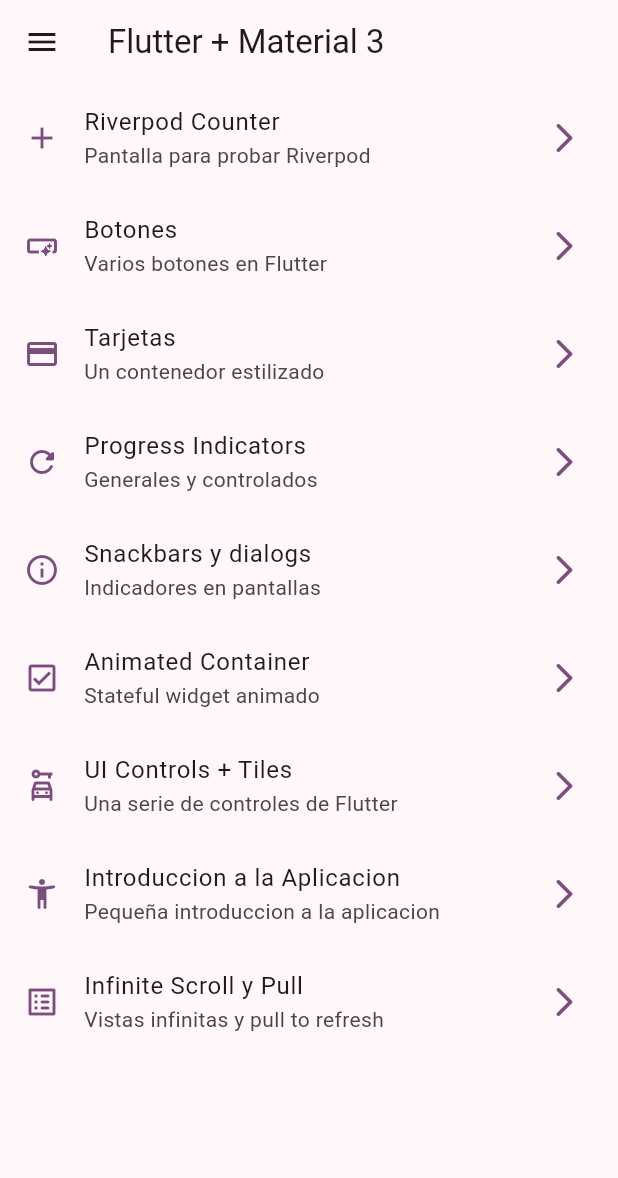
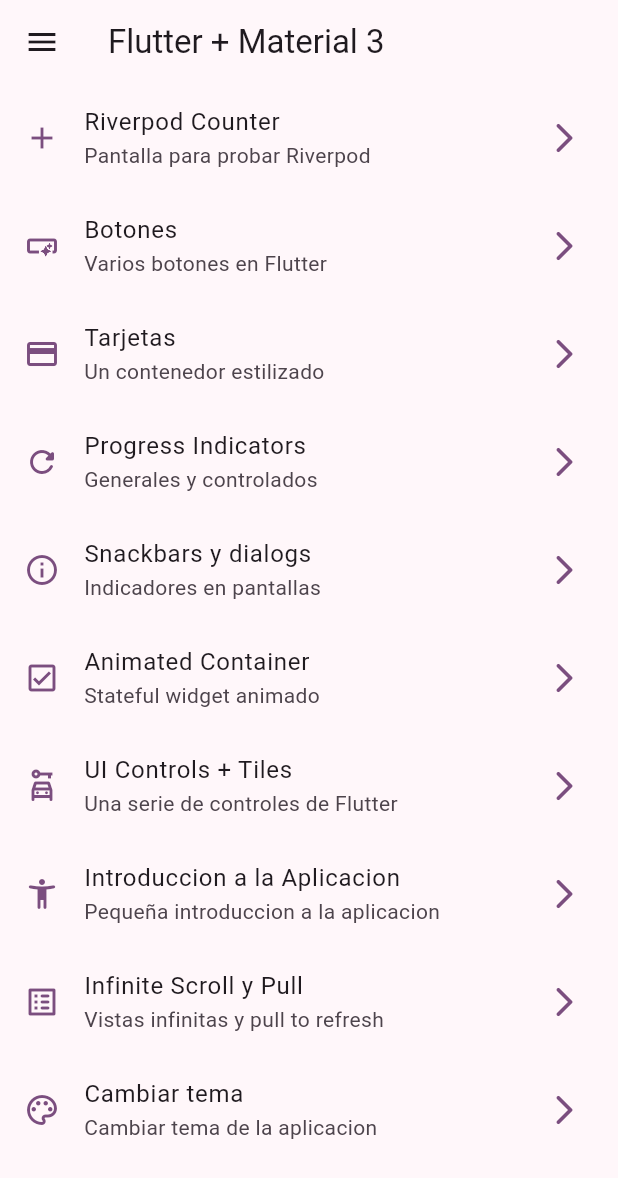
Before and after one commit to RosaLeaveMeAlone/widgets_app, a Flutter app: the screen it shows after launch, on a phone screen of 412 x 824 dp. Shown: the top 1178 px of the screen. Run offline on Flutter 3.47's test engine with Material 3 defaults, Android fonts, the phone set to English and light mode, and no system bars; our stand-ins replace animate_do, flutter_riverpod, go_router.

Commit message:
Seccion 11 Pantalla para cambiar colores

```diff
--- a/lib/config/menu/menu_items.dart
+++ b/lib/config/menu/menu_items.dart
@@ -72,4 +72,10 @@ const appMenuItems = <MenuItem>[
     link: '/infinite',
     icon: Icons.list_alt_rounded
     ),
+  MenuItem(
+    title: 'Cambiar tema',
+    subTitle: 'Cambiar tema de la aplicacion',
+    link: '/theme-changer',
+    icon: Icons.color_lens_outlined
+    ),
 ];
--- a/lib/config/router/app_router.dart
+++ b/lib/config/router/app_router.dart
@@ -1,5 +1,6 @@
 import 'package:go_router/go_router.dart';
 import 'package:widgets_app/presentation/screens/screens.dart';
+import 'package:widgets_app/presentation/screens/theme_changer/theme_changer_screen.dart';
 
 // GoRouter configuration
 final appRouter = GoRouter(
@@ -55,5 +56,10 @@ final appRouter = GoRouter(
       path: '/infinite',
       builder: (context, state) => const InfiniteScrollScreen(),
     ),
+    GoRoute(
+      name: ThemeChangerScreen.name,
+      path: '/theme-changer',
+      builder: (context, state) => const ThemeChangerScreen(),
+    ),
   ],
 );
--- a/lib/presentation/providers/theme_provider.dart
+++ b/lib/presentation/providers/theme_provider.dart
@@ -1,5 +1,10 @@
 
 
 import 'package:flutter_riverpod/flutter_riverpod.dart';
+import 'package:widgets_app/config/theme/app_theme.dart';
 
 final isDarkmodeProvider = StateProvider<bool>((ref) => false);
+
+// Listado de colores inmutable
+
+final colorListProvider = Provider((ref) => colorList);
--- a/lib/presentation/screens/screens.dart
+++ b/lib/presentation/screens/screens.dart
@@ -1,3 +1,4 @@
+
 
 export 'package:widgets_app/presentation/screens/animated/animated_screen.dart';
 export 'package:widgets_app/presentation/screens/app_tutorial/app_tutorial_screen.dart';
@@ -9,3 +10,4 @@ export 'package:widgets_app/presentation/screens/infinite_scroll/infinite_scroll
 export 'package:widgets_app/presentation/screens/progress/progress_screen.dart';
 export 'package:widgets_app/presentation/screens/snackbar/snackbar_screen.dart';
 export 'package:widgets_app/presentation/screens/ui_controls/ui_controls_screen.dart';
+import 'package:widgets_app/presentation/screens/theme_changer/theme_changer_screen.dart';
```
Also changed, not shown: lib/presentation/screens/theme_changer/theme_changer_screen.dart (added, +62 -0 lines).
